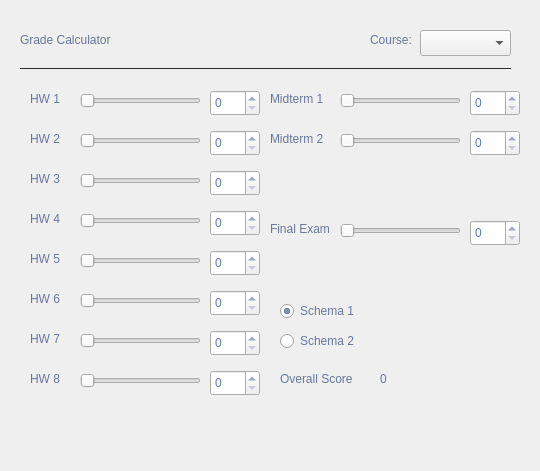
First picture: the form in mainwindow.ui, repository jacobfisher18/grade_calculator, before the edit.
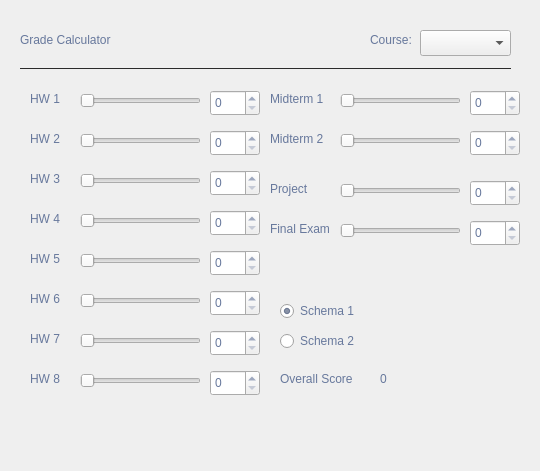
Second picture: the form after the edit.

Commit message: commented and restructured some code

```diff
--- a/mainwindow.ui
+++ b/mainwindow.ui
@@ -604,6 +604,48 @@
      <string notr="true">color: #000;</string>
     </property>
    </widget>
+   <widget class="QLabel" name="projectlabel">
+    <property name="geometry">
+     <rect>
+      <x>270</x>
+      <y>180</y>
+      <width>62</width>
+      <height>18</height>
+     </rect>
+    </property>
+    <property name="text">
+     <string>Project</string>
+    </property>
+   </widget>
+   <widget class="QSlider" name="projectslider">
+    <property name="geometry">
+     <rect>
+      <x>340</x>
+      <y>180</y>
+      <width>121</width>
+      <height>22</height>
+     </rect>
+    </property>
+    <property name="maximum">
+     <number>100</number>
+    </property>
+    <property name="orientation">
+     <enum>Qt::Horizontal</enum>
+    </property>
+   </widget>
+   <widget class="QSpinBox" name="projectbox">
+    <property name="geometry">
+     <rect>
+      <x>470</x>
+      <y>180</y>
+      <width>50</width>
+      <height>26</height>
+     </rect>
+    </property>
+    <property name="maximum">
+     <number>100</number>
+    </property>
+   </widget>
    <zorder>courselabel</zorder>
    <zorder>line</zorder>
    <zorder>hw1label</zorder>
```
Left out of the diff: 3 changed lines with no effect on the pictures. The commit also changes 2 other files.
